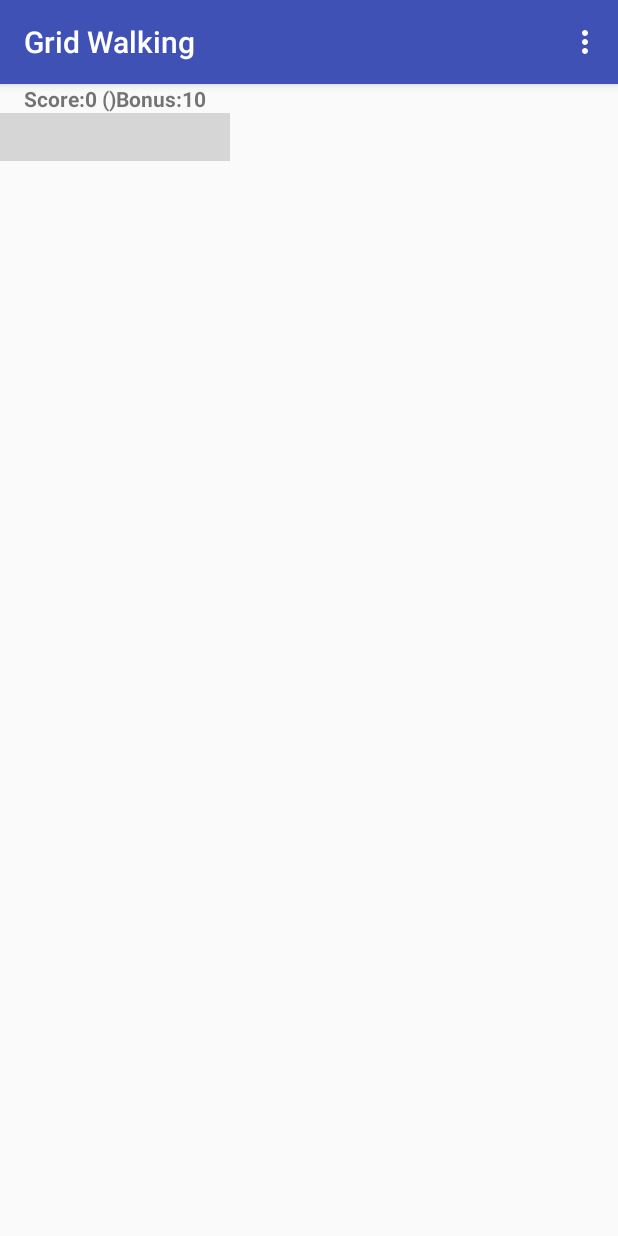
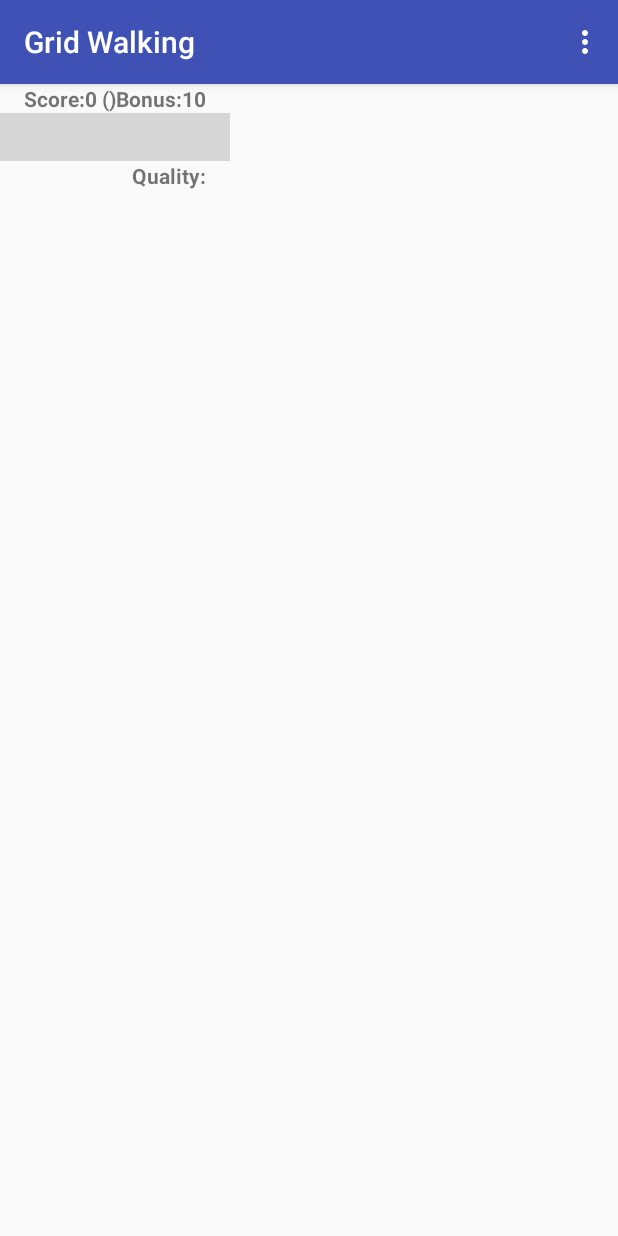
Before and after one commit to frodegill/GridWalking, an Android app: the screen it shows after launch (MapActivity), on a phone screen of 412 x 824 dp. Run offline under Robolectric (Android 15) with nearby library versions, the phone set to English and light mode, and no system bars; libraries missing offline, so code that uses them is left out: org.osmdroid.api, org.osmdroid.config, org.osmdroid.tileprovider, org.osmdroid.util, org.osmdroid.views; plain views replace MapView; pictures from the network do not load; 25 statements that could not run were skipped; grey boxes are pictures that could not be loaded.

Commit message:
Added support for speed, altitude and gps signal quality

```diff
--- a/app/src/main/res/layout/fragment_map.xml
+++ b/app/src/main/res/layout/fragment_map.xml
@@ -1,5 +1,6 @@
 <?xml version="1.0" encoding="utf-8"?>
 <LinearLayout xmlns:android="http://schemas.android.com/apk/res/android"
+    xmlns:tools="http://schemas.android.com/tools"
     android:id="@+id/fragment_map_layout"
     android:orientation="vertical"
     android:layout_width="fill_parent"
@@ -51,8 +52,49 @@
 
     <org.osmdroid.views.MapView
         android:id="@+id/mapview"
+        tilesource="Mapnik"
         android:layout_width="match_parent"
         android:layout_height="match_parent"
-        tilesource="Mapnik" />
+        android:layout_weight="1" />
+
+    <LinearLayout
+        android:orientation="horizontal"
+        android:layout_width="match_parent"
+        android:layout_height="wrap_content"
+        android:baselineAligned="false">
+        <LinearLayout
+            android:orientation="horizontal"
+            android:layout_width="wrap_content"
+            android:layout_height="match_parent"
+            android:layout_gravity="start"
+            android:layout_weight="50">
+            <TextView android:id="@+id/speed"
+                android:layout_width="wrap_content"
+                android:layout_height="match_parent"
+                android:textStyle="bold" />
+        </LinearLayout>
+
+        <LinearLayout
+            android:orientation="horizontal"
+            android:layout_width="wrap_content"
+            android:layout_height="match_parent"
+            android:gravity="end"
+            android:layout_weight="50">
+
+            <TextView
+                android:id="@+id/gpstext"
+                android:layout_width="wrap_content"
+                android:layout_height="wrap_content"
+                android:text="@string/gps"
+                android:textStyle="bold"
+                tools:text="Quality" />
+            <TextView android:id="@+id/gpsquality"
+                android:layout_width="wrap_content"
+                android:layout_height="match_parent"
+                android:layout_marginRight="16dp"
+                android:layout_marginEnd="16dp"
+                android:textStyle="bold" />
+        </LinearLayout>
+    </LinearLayout>
 
 </LinearLayout>
--- a/app/src/main/res/values/strings.xml
+++ b/app/src/main/res/values/strings.xml
@@ -9,6 +9,7 @@
     <string name="snap_to_centre">Snap to centre</string>
     <string name="score">Score:</string>
     <string name="bonus">Bonus:</string>
+    <string name="gps">Quality:</string>
     <string name="sync_highscore">Sync highscore</string>
     <string name="settings">Settings</string>
     <string name="your_position">Your position:</string>
```
Also changed, not shown: app/src/main/java/org/dyndns/gill_roxrud/frodeg/gridwalking/GameState.java (+41 -1 lines), app/src/main/java/org/dyndns/gill_roxrud/frodeg/gridwalking/activities/MapFragment.java (+50 -5 lines), 1 other file.
